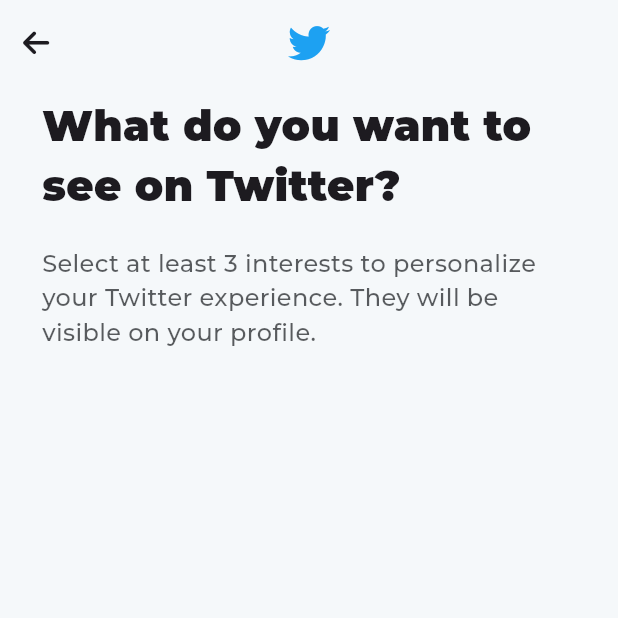
After one commit to hnaa0/flutter_challenge, a Flutter app: the InterestsScreen screen opened directly, on a phone screen of 412 x 824 dp, the top half of it. The commit adds this screen. Run offline on Flutter 3.47's test engine with Material 3 defaults, Android fonts, the phone set to English and light mode, and no system bars; our stand-ins replace flex_color_scheme, font_awesome_flutter, google_fonts, pinput, shared_preferences; accounts and stored records are empty; project files that could hold a hidden picture were left out.

Commit message:
Add main sub text Widget

```diff
--- /dev/null
+++ b/assignment_11/lib/features/auth/interests_screen.dart
@@ -0,0 +1,35 @@
+import 'package:assignment_11/constants/sizes.dart';
+import 'package:assignment_11/features/auth/widgets/app_bar.dart';
+import 'package:assignment_11/features/auth/widgets/main_sub_text_pack.dart';
+
+import 'package:flutter/material.dart';
+
+class InterestsScreen extends StatelessWidget {
+  const InterestsScreen({super.key});
+
+  @override
+  Widget build(BuildContext context) {
+    return const Scaffold(
+      appBar: AppBarWidget(
+        leadingType: LeadingType.back,
+      ),
+      body: SafeArea(
+        child: Padding(
+          padding: EdgeInsets.symmetric(
+            vertical: Sizes.size8,
+            horizontal: Sizes.size28,
+          ),
+          child: Column(
+            children: [
+              MainSubTextPack(
+                main: "What do you want to see on Twitter?",
+                sub:
+                    "Select at least 3 interests to personalize your Twitter experience. They will be visible on your profile.",
+              ),
+            ],
+          ),
+        ),
+      ),
+    );
+  }
+}
--- /dev/null
+++ b/assignment_11/lib/features/auth/widgets/main_sub_text_pack.dart
@@ -0,0 +1,34 @@
+import 'package:assignment_11/constants/colors.dart';
+import 'package:assignment_11/constants/gaps.dart';
+import 'package:assignment_11/constants/sizes.dart';
+import 'package:assignment_11/features/auth/widgets/screen_title.dart';
+import 'package:flutter/material.dart';
+
+class MainSubTextPack extends StatelessWidget {
+  const MainSubTextPack({
+    super.key,
+    required this.main,
+    required this.sub,
+  });
+
+  final String main;
+  final String sub;
+
+  @override
+  Widget build(BuildContext context) {
+    return Column(
+      crossAxisAlignment: CrossAxisAlignment.start,
+      children: [
+        ScreenTitle(title: main),
+        Gaps.v20,
+        Text(
+          sub,
+          style: TextStyle(
+            color: const Color(ThemeColors.black).withOpacity(0.7),
+            fontSize: Sizes.size16,
+          ),
+        ),
+      ],
+    );
+  }
+}
```
Also changed, not shown: assignment_11/lib/features/auth/confirmation_code_screen.dart (+4 -14 lines), assignment_11/lib/features/auth/password_screen.dart (+17 -10 lines).
